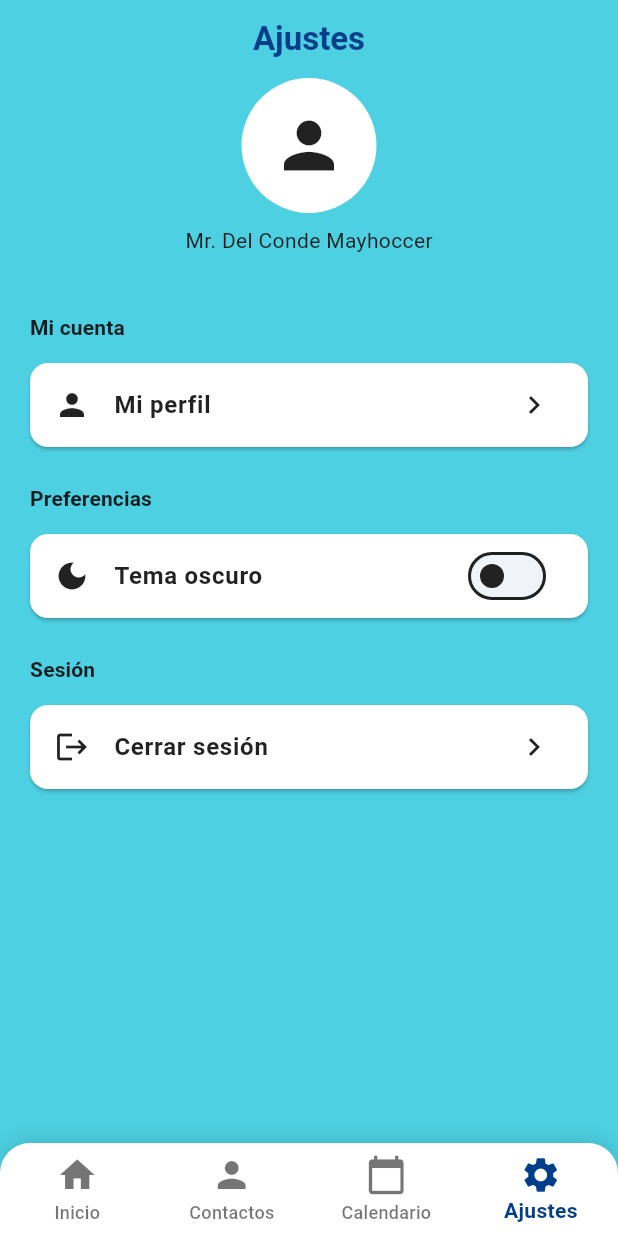
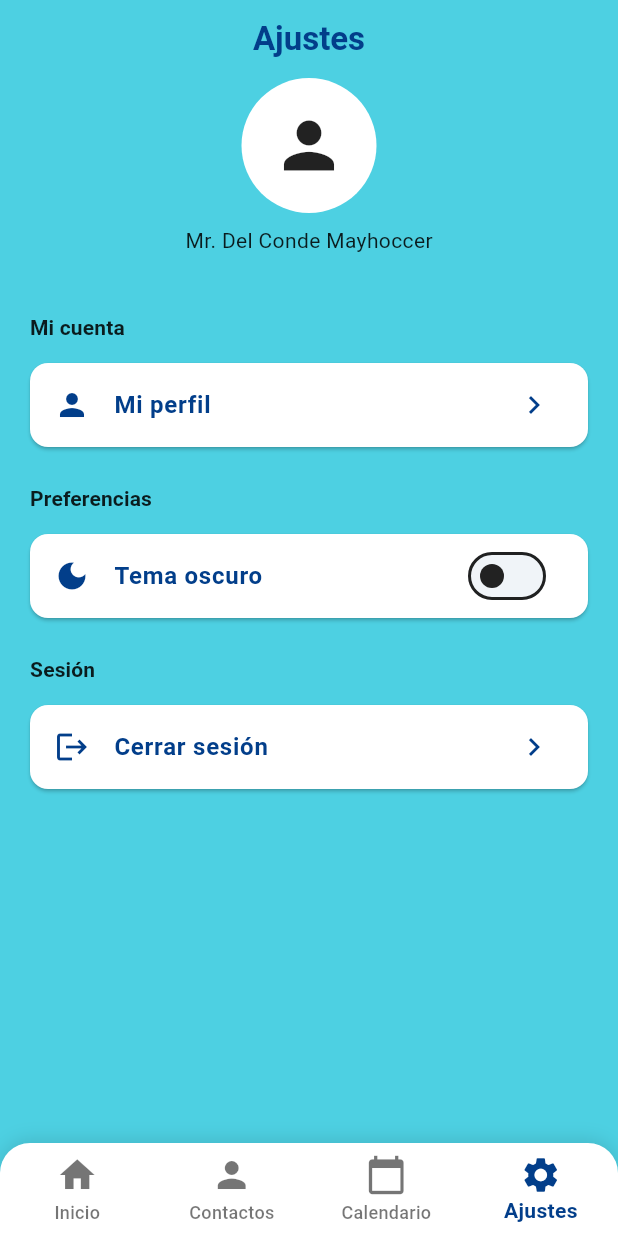
Before and after one commit to SebasAlb/AnimaCare_Front, a Flutter app: the SettingsScreen screen opened by its route, on a phone screen of 412 x 824 dp. Run offline on Flutter 3.47's test engine with Material 3 defaults, Android fonts, the phone set to English and light mode, and no system bars; our stand-ins replace flutter_colorpicker, get, get_storage, image_picker, table_calendar; accounts and stored records are empty; network calls fail.

Commit message:
Update conf_principal_screen.dart

```diff
--- a/lib/presentation/screens/settings/Conf_Principal/conf_principal_screen.dart
+++ b/lib/presentation/screens/settings/Conf_Principal/conf_principal_screen.dart
@@ -97,13 +97,15 @@ class SettingsScreen extends StatelessWidget {
         margin: const EdgeInsets.symmetric(horizontal: 20, vertical: 6),
         shape: RoundedRectangleBorder(borderRadius: BorderRadius.circular(12)),
         child: ListTile(
-          leading: Icon(icon, color: theme.iconTheme.color),
+          leading: Icon(icon, color: theme.colorScheme.primary),
           title: Text(
             title,
-            style: theme.textTheme.bodyLarge
-                ?.copyWith(fontWeight: FontWeight.w600),
+            style: theme.textTheme.bodyLarge?.copyWith(
+              fontWeight: FontWeight.w600,
+              color: theme.colorScheme.primary,
+            ),
           ),
-          trailing: Icon(Icons.chevron_right, color: theme.iconTheme.color),
+          trailing: Icon(Icons.chevron_right, color: theme.colorScheme.primary),
           onTap: () => controller.onTapSetting(context, title),
         ),
       );
@@ -117,11 +119,13 @@ class SettingsScreen extends StatelessWidget {
       margin: const EdgeInsets.symmetric(horizontal: 20, vertical: 6),
       shape: RoundedRectangleBorder(borderRadius: BorderRadius.circular(12)),
       child: ListTile(
-        leading: Icon(Icons.dark_mode, color: theme.iconTheme.color),
+        leading: Icon(Icons.dark_mode, color: theme.colorScheme.primary),
         title: Text(
           'Tema oscuro',
-          style:
-              theme.textTheme.bodyLarge?.copyWith(fontWeight: FontWeight.w600),
+          style: theme.textTheme.bodyLarge?.copyWith(
+            fontWeight: FontWeight.w600,
+            color: theme.colorScheme.primary,
+          ),
         ),
         trailing: GetBuilder<ThemeController>(
           builder: (ThemeController controller) => Switch(
```
